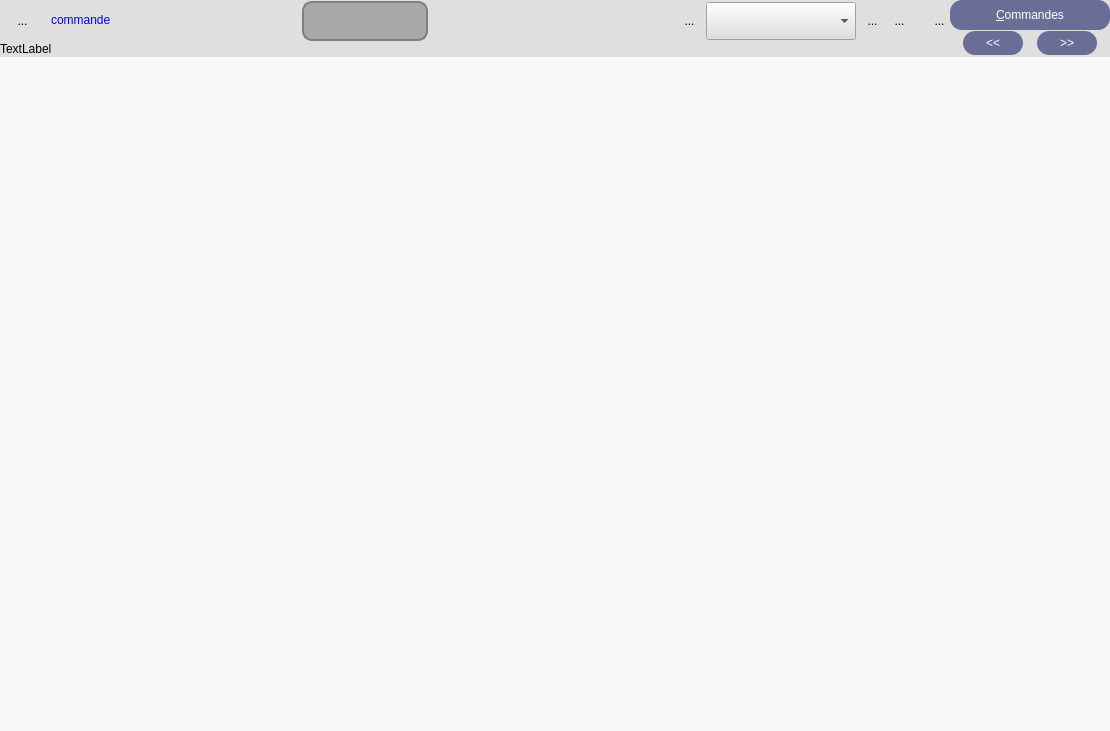
SalomePlatform/eficas_tools, file UiQT5/desWidgetCommande.ui: the form before one commit.
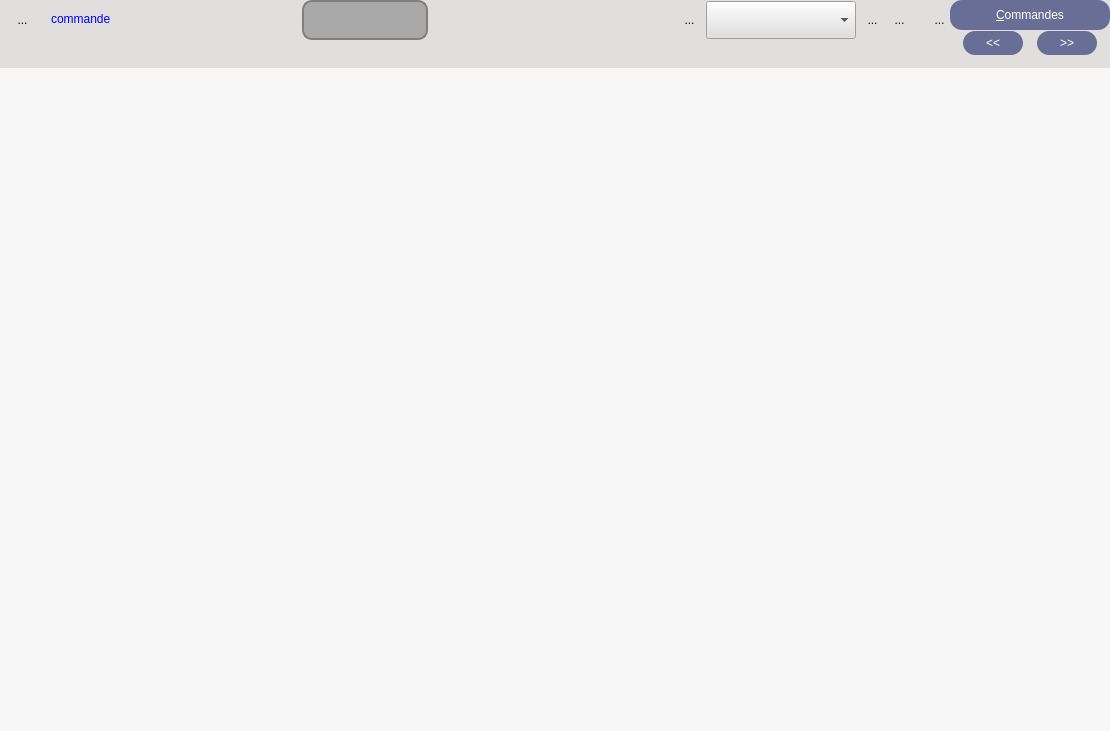
The form after the commit. Icons and pictures are not drawn. Custom widgets are drawn as their Qt base class.

Patch:
```diff
--- a/UiQT5/desWidgetCommande.ui
+++ b/UiQT5/desWidgetCommande.ui
@@ -425,7 +425,7 @@
            </sizepolicy>
           </property>
           <property name="text">
-           <string>TextLabel</string>
+           <string>&lt;html&gt;&lt;head/&gt;&lt;body&gt;&lt;p&gt;&lt;br/&gt;&lt;/p&gt;&lt;/body&gt;&lt;/html&gt;</string>
           </property>
          </widget>
         </item>
@@ -628,7 +628,7 @@
         <x>0</x>
         <y>0</y>
         <width>1110</width>
-        <height>669</height>
+        <height>656</height>
        </rect>
       </property>
       <layout class="QVBoxLayout" name="verticalLayoutCommande">
```
